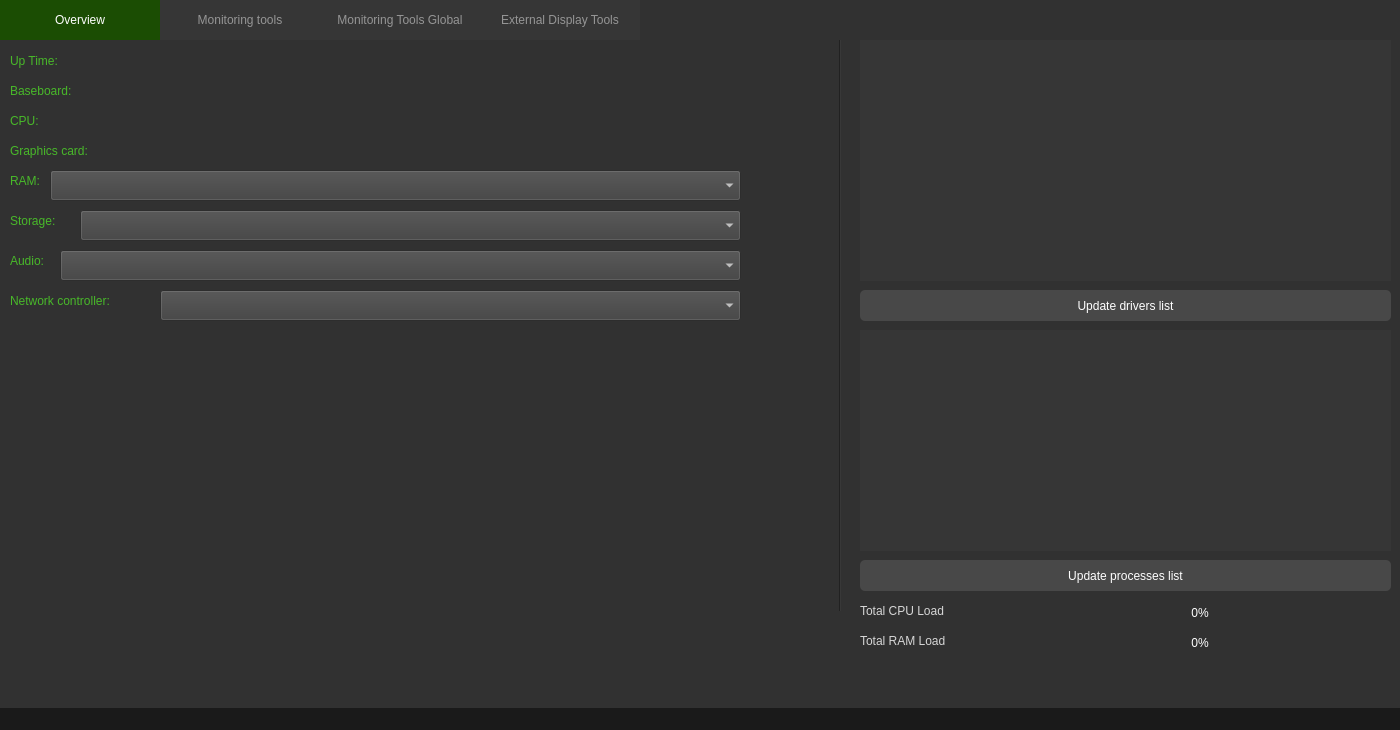
Qt form mainwindow.ui (Aidan2803/System-Monitor) before a commit.
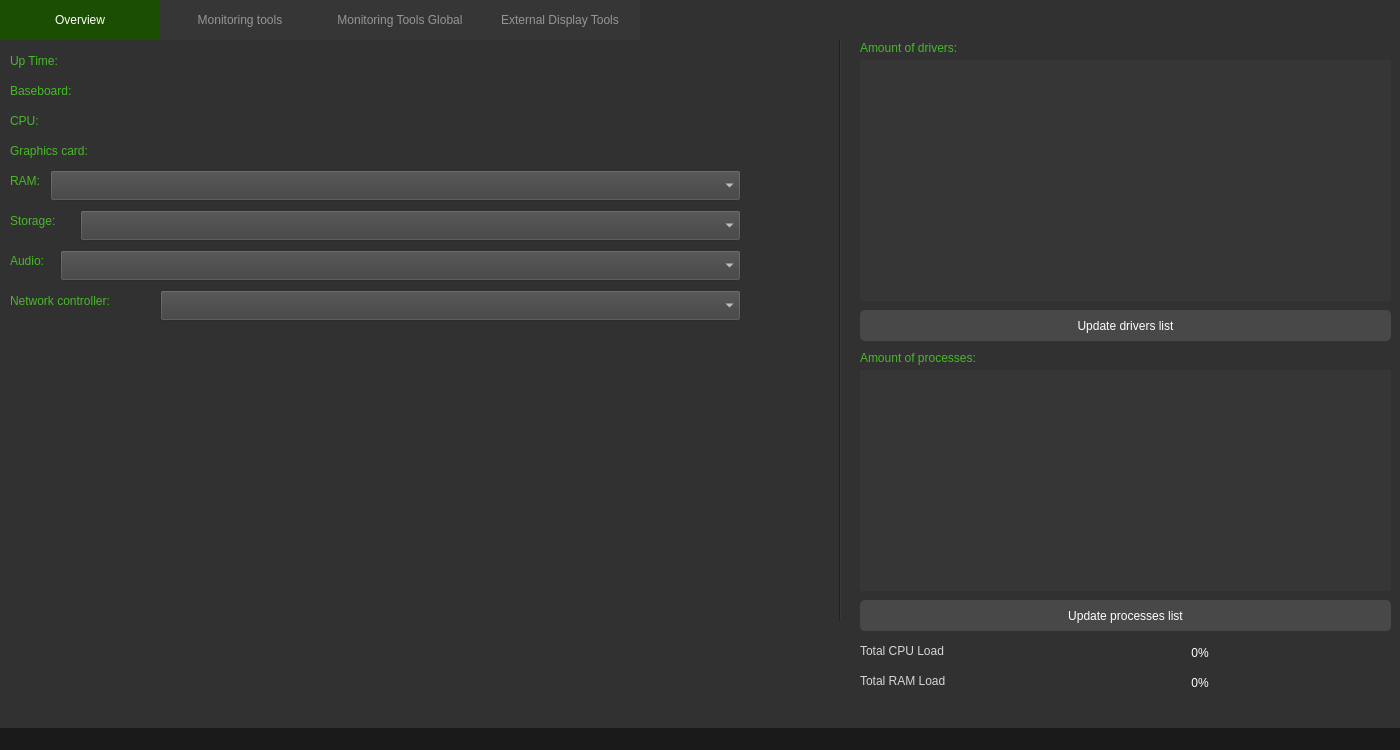
The same form after that commit. Icons and pictures are not drawn.

Commit message: added amount of drivers and processes on display

What changed in the file:
```diff
--- a/mainwindow.ui
+++ b/mainwindow.ui
@@ -7,7 +7,7 @@
     <x>0</x>
     <y>0</y>
     <width>1400</width>
-    <height>730</height>
+    <height>750</height>
    </rect>
   </property>
   <property name="sizePolicy">
@@ -19,13 +19,13 @@
   <property name="minimumSize">
    <size>
     <width>1400</width>
-    <height>730</height>
+    <height>750</height>
    </size>
   </property>
   <property name="maximumSize">
    <size>
     <width>1400</width>
-    <height>730</height>
+    <height>780</height>
    </size>
   </property>
   <property name="windowTitle">
@@ -54,7 +54,7 @@
       <x>0</x>
       <y>0</y>
       <width>1401</width>
-      <height>611</height>
+      <height>711</height>
      </rect>
     </property>
     <property name="sizePolicy">
@@ -468,7 +468,7 @@
       <property name="geometry">
        <rect>
         <x>860</x>
-        <y>290</y>
+        <y>330</y>
         <width>531</width>
         <height>221</height>
        </rect>
@@ -485,7 +485,7 @@
       <property name="geometry">
        <rect>
         <x>860</x>
-        <y>0</y>
+        <y>20</y>
         <width>531</width>
         <height>241</height>
        </rect>
@@ -502,7 +502,7 @@
       <property name="geometry">
        <rect>
         <x>860</x>
-        <y>520</y>
+        <y>560</y>
         <width>531</width>
         <height>31</height>
        </rect>
@@ -531,7 +531,7 @@
       <property name="geometry">
        <rect>
         <x>860</x>
-        <y>250</y>
+        <y>270</y>
         <width>531</width>
         <height>31</height>
        </rect>
@@ -556,6 +556,137 @@
        <string>Update drivers list</string>
       </property>
      </widget>
+     <widget class="QProgressBar" name="cpuProgressBar">
+      <property name="geometry">
+       <rect>
+        <x>1020</x>
+        <y>600</y>
+        <width>361</width>
+        <height>26</height>
+       </rect>
+      </property>
+      <property name="styleSheet">
+       <string notr="true">QProgressBar {
+   
+	color: rgb(255, 255, 255);
+	font: 75 11pt &quot;Consolas&quot;;
+	border-color: rgb(59, 59, 59);
+    border-radius: 5px;
+}
+
+QProgressBar::chunk {
+    background-color: rgb(39, 99, 13);
+    width: 20px;
+}</string>
+      </property>
+      <property name="value">
+       <number>0</number>
+      </property>
+      <property name="alignment">
+       <set>Qt::AlignCenter</set>
+      </property>
+      <property name="textDirection">
+       <enum>QProgressBar::TopToBottom</enum>
+      </property>
+     </widget>
+     <widget class="QLabel" name="label_10">
+      <property name="geometry">
+       <rect>
+        <x>860</x>
+        <y>600</y>
+        <width>151</width>
+        <height>21</height>
+       </rect>
+      </property>
+      <property name="styleSheet">
+       <string notr="true">color: rgb(214, 214, 214);
+font: 14pt &quot;ГОСТ тип А&quot;;</string>
+      </property>
+      <property name="text">
+       <string>Total CPU Load</string>
+      </property>
+     </widget>
+     <widget class="QLabel" name="label_11">
+      <property name="geometry">
+       <rect>
+        <x>860</x>
+        <y>630</y>
+        <width>151</width>
+        <height>21</height>
+       </rect>
+      </property>
+      <property name="styleSheet">
+       <string notr="true">color: rgb(214, 214, 214);
+font: 14pt &quot;ГОСТ тип А&quot;;</string>
+      </property>
+      <property name="text">
+       <string>Total RAM Load</string>
+      </property>
+     </widget>
+     <widget class="QProgressBar" name="ramProgressBar">
+      <property name="geometry">
+       <rect>
+        <x>1020</x>
+        <y>630</y>
+        <width>361</width>
+        <height>26</height>
+       </rect>
+      </property>
+      <property name="styleSheet">
+       <string notr="true">QProgressBar {
+   
+	color: rgb(255, 255, 255);
+	font: 75 11pt &quot;Consolas&quot;;
+	border-color: rgb(59, 59, 59);
+    border-radius: 5px;
+}
+
+QProgressBar::chunk {
+    background-color: rgb(39, 99, 13);
+    width: 20px;
+}</string>
+      </property>
+      <property name="value">
+       <number>0</number>
+      </property>
+      <property name="alignment">
+       <set>Qt::AlignCenter</set>
+      </property>
+     </widget>
+     <widget class="QLabel" name="amountOfProcesses">
+      <property name="geometry">
+       <rect>
+        <x>860</x>
+        <y>310</y>
+        <width>301</width>
+        <height>16</height>
+       </rect>
+      </property>
+      <property name="styleSheet">
+       <string notr="true">color: rgb(72, 184, 41);
+font: 12pt &quot;ГОСТ тип А&quot;;</string>
+      </property>
+      <property name="text">
+       <string>Amount of processes:</string>
+      </property>
+     </widget>
+     <widget class="QLabel" name="amountOfDrivers">
+      <property name="geometry">
+       <rect>
+        <x>860</x>
+        <y>0</y>
+        <width>301</width>
+        <height>16</height>
+       </rect>
+      </property>
+      <property name="styleSheet">
+       <string notr="true">color: rgb(72, 184, 41);
+font: 12pt &quot;ГОСТ тип А&quot;;</string>
+      </property>
+      <property name="text">
+       <string>Amount of drivers:</string>
+      </property>
+     </widget>
     </widget>
     <widget class="QWidget" name="monitoringTools">
      <attribute name="title">
@@ -2248,103 +2379,6 @@
      </widget>
     </widget>
    </widget>
-   <widget class="QLabel" name="label_10">
-    <property name="geometry">
-     <rect>
-      <x>860</x>
-      <y>600</y>
-      <width>151</width>
-      <height>21</height>
-     </rect>
-    </property>
-    <property name="styleSheet">
-     <string notr="true">color: rgb(214, 214, 214);
-font: 14pt &quot;ГОСТ тип А&quot;;</string>
-    </property>
-    <property name="text">
-     <string>Total CPU Load</string>
-    </property>
-   </widget>
-   <widget class="QProgressBar" name="cpuProgressBar">
-    <property name="geometry">
-     <rect>
-      <x>1020</x>
-      <y>600</y>
-      <width>361</width>
-      <height>26</height>
-     </rect>
-    </property>
-    <property name="styleSheet">
-     <string notr="true">QProgressBar {
-   
-	color: rgb(255, 255, 255);
-	font: 75 11pt &quot;Consolas&quot;;
-	border-color: rgb(59, 59, 59);
-    border-radius: 5px;
-}
-
-QProgressBar::chunk {
-    background-color: rgb(39, 99, 13);
-    width: 20px;
-}</string>
-    </property>
-    <property name="value">
-     <number>0</number>
-    </property>
-    <property name="alignment">
-     <set>Qt::AlignCenter</set>
-    </property>
-    <property name="textDirection">
-     <enum>QProgressBar::TopToBottom</enum>
-    </property>
-   </widget>
-   <widget class="QLabel" name="label_11">
-    <property name="geometry">
-     <rect>
-      <x>860</x>
-      <y>630</y>
-      <width>151</width>
-      <height>21</height>
-     </rect>
-    </property>
-    <property name="styleSheet">
-     <string notr="true">color: rgb(214, 214, 214);
-font: 14pt &quot;ГОСТ тип А&quot;;</string>
-    </property>
-    <property name="text">
-     <string>Total RAM Load</string>
-    </property>
-   </widget>
-   <widget class="QProgressBar" name="ramProgressBar">
-    <property name="geometry">
-     <rect>
-      <x>1020</x>
-      <y>630</y>
-      <width>361</width>
-      <height>26</height>
-     </rect>
-    </property>
-    <property name="styleSheet">
-     <string notr="true">QProgressBar {
-   
-	color: rgb(255, 255, 255);
-	font: 75 11pt &quot;Consolas&quot;;
-	border-color: rgb(59, 59, 59);
-    border-radius: 5px;
-}
-
-QProgressBar::chunk {
-    background-color: rgb(39, 99, 13);
-    width: 20px;
-}</string>
-    </property>
-    <property name="value">
-     <number>0</number>
-    </property>
-    <property name="alignment">
-     <set>Qt::AlignCenter</set>
-    </property>
-   </widget>
   </widget>
   <widget class="QMenuBar" name="menubar">
    <property name="geometry">
```
The commit also changes 2 other files.
